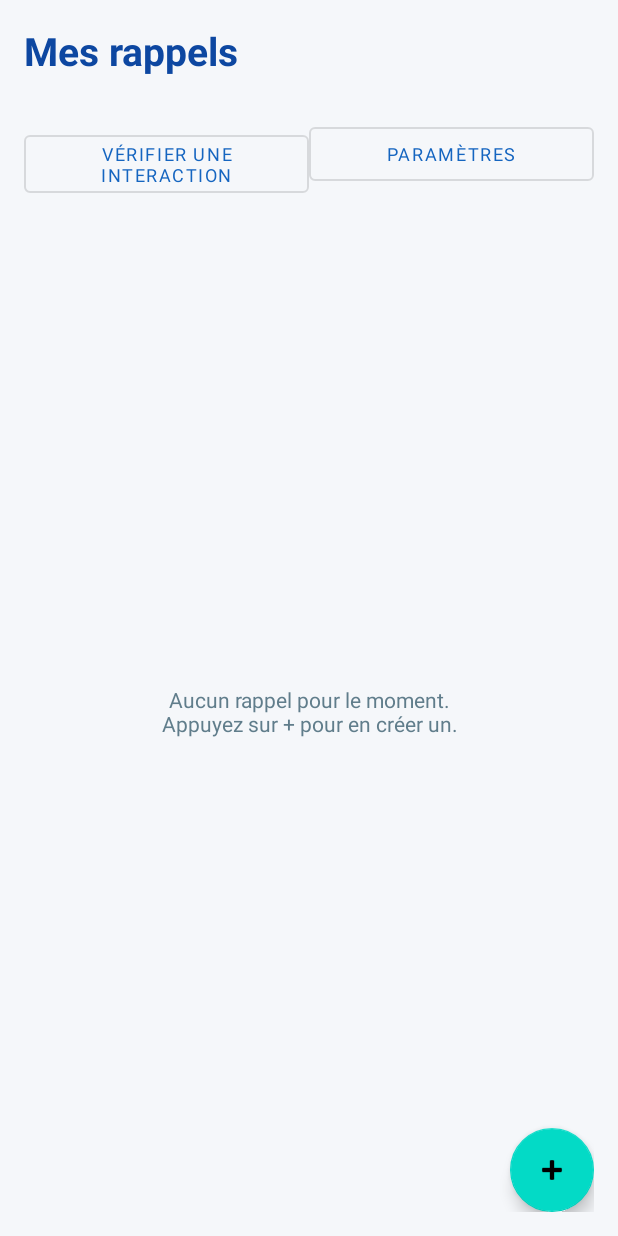
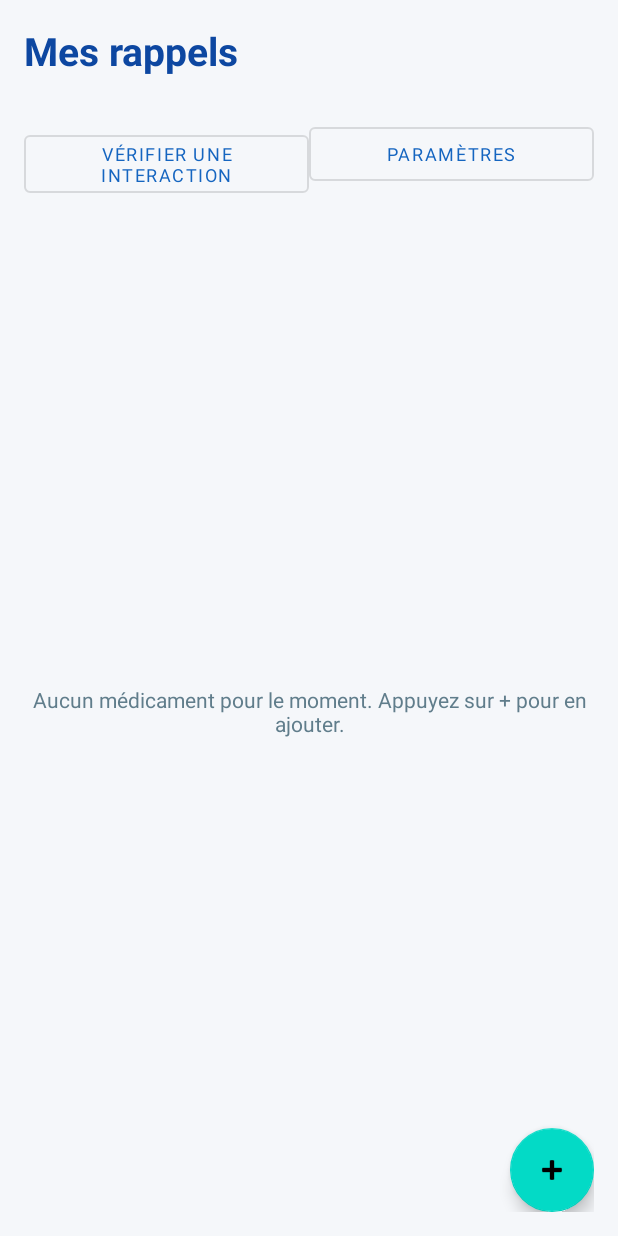
Before and after one commit to dhouhahamdi93-byte/MediRappel, an Android app: the layout activity_main.xml on its own in the app's theme, with its tools: preview values and no code run, on a phone screen of 412 x 824 dp. Run offline under Robolectric (Android 15) with nearby library versions, the phone set to English and light mode, and no system bars.

Commit message:
Écran principal : message quand la liste est vide

```diff
--- a/app/src/main/res/values/strings.xml
+++ b/app/src/main/res/values/strings.xml
@@ -49,7 +49,7 @@
     <string name="main_interactions_button">Vérifier une interaction</string>
     <string name="main_settings_button">Paramètres</string>
     <string name="main_logout_button">Déconnexion</string>
-    <string name="main_empty">Aucun rappel pour le moment.\nAppuyez sur + pour en créer un.</string>
+    <string name="main_empty">Aucun médicament pour le moment. Appuyez sur + pour en ajouter.</string>
     <string name="main_add_reminder">Nouveau rappel</string>
     <string name="main_logout_success">Vous êtes déconnecté.</string>
 
```
Also changed, not shown: 1 other file.
